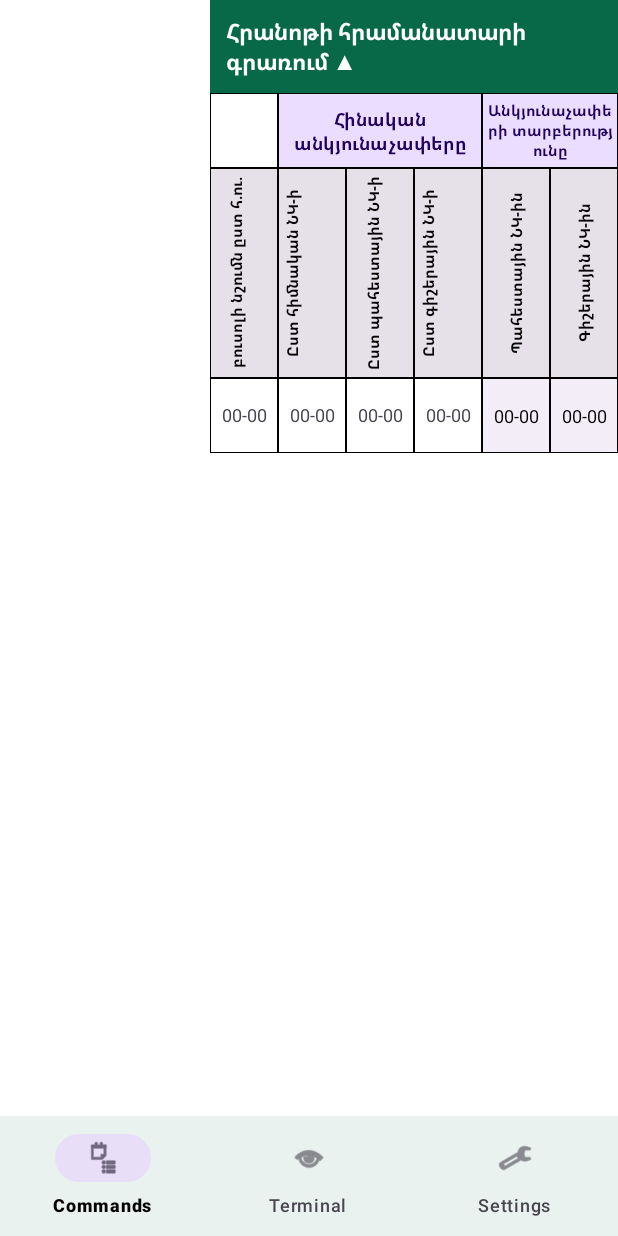
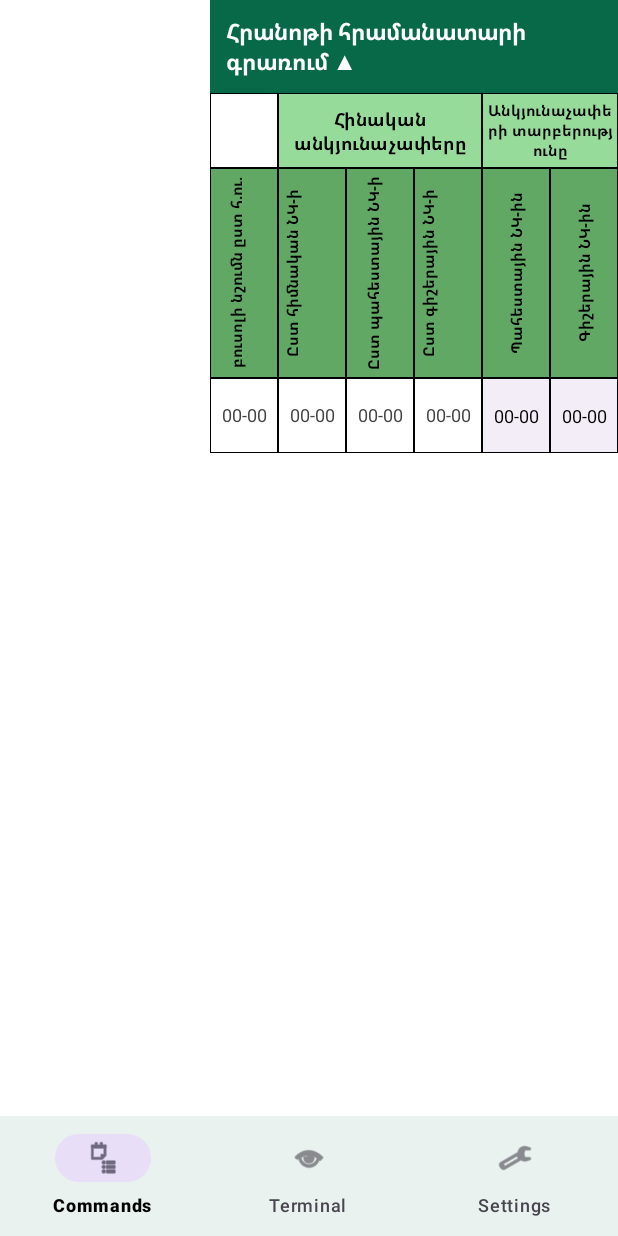
Before and after one commit to Hovo00/AndroidTCPapplication, an Android app: the screen it shows after launch (MainActivity), after a tap on "Հրանոթի հրամանատարի գրառում ▶", on a phone screen of 412 x 824 dp. Run offline under Robolectric (Android 15) with nearby library versions, the phone set to English and light mode, and no system bars.

Commit message:
add forgotten file

```diff
--- a/app/src/main/java/com/example/myapplication/CommandsFragment.kt
+++ b/app/src/main/java/com/example/myapplication/CommandsFragment.kt
@@ -187,6 +187,7 @@ class CommandsFragment : Fragment() {
         commonTableLayout.removeAllViews()
 
         val context = requireContext()
+        val isDarkMode = (resources.configuration.uiMode and android.content.res.Configuration.UI_MODE_NIGHT_MASK) == android.content.res.Configuration.UI_MODE_NIGHT_YES
         val numCols = 6
 
         val tableContainerWidth =
@@ -215,8 +216,13 @@ class CommandsFragment : Fragment() {
             text = "Հինական անկյունաչափերը"
             gravity = Gravity.CENTER
             setTypeface(null, Typeface.BOLD)
-            setBackgroundColor(getColorFromTheme(com.google.android.material.R.attr.colorPrimaryContainer))
-            setTextColor(getColorFromTheme(com.google.android.material.R.attr.colorOnPrimaryContainer))
+            if (isDarkMode) {
+                setBackgroundColor(Color.parseColor("#004d00")) // dark green
+                setTextColor(Color.WHITE)
+            } else {
+                setBackgroundColor(Color.parseColor("#97db9a")) // light green
+                setTextColor(Color.BLACK)
+            }
             textSize = 12f
         }
         val params234 = TableRow.LayoutParams(cellWidth * 3, row1Height)
@@ -227,8 +233,13 @@ class CommandsFragment : Fragment() {
             text = "Անկյունաչափերի տարբերությունը"
             gravity = Gravity.CENTER
             setTypeface(null, Typeface.BOLD)
-            setBackgroundColor(getColorFromTheme(com.google.android.material.R.attr.colorPrimaryContainer))
-            setTextColor(getColorFromTheme(com.google.android.material.R.attr.colorOnPrimaryContainer))
+            if (isDarkMode) {
+                setBackgroundColor(Color.parseColor("#004d00")) // dark green
+                setTextColor(Color.WHITE)
+            } else {
+                setBackgroundColor(Color.parseColor("#97db9a")) // light green
+                setTextColor(Color.BLACK)
+            }
             textSize = 10f
         }
         val params56 = TableRow.LayoutParams(cellWidth * 2, row1Height)
@@ -252,8 +263,13 @@ class CommandsFragment : Fragment() {
                 text = r2Texts[col]
                 gravity = Gravity.CENTER
                 setTypeface(null, Typeface.BOLD)
-                setBackgroundColor(getColorFromTheme(com.google.android.material.R.attr.colorSurfaceContainerHighest))
-                setTextColor(getColorFromTheme(com.google.android.material.R.attr.colorOnSurface))
+                if (isDarkMode) {
+                    setBackgroundColor(Color.parseColor("#01240f")) // dark green
+                    setTextColor(Color.WHITE)
+                } else {
+                    setBackgroundColor(Color.parseColor("#62a865")) // light green
+                    setTextColor(Color.BLACK)
+                }
                 textSize = 10f
             }
             val params = TableRow.LayoutParams(cellWidth, row2Height)
@@ -267,9 +283,15 @@ class CommandsFragment : Fragment() {
                 val editText = EditText(context).apply {
                     hint = "00-00"
                     gravity = Gravity.CENTER
-                    setBackgroundColor(getColorFromTheme(com.google.android.material.R.attr.colorSurface))
-                    setTextColor(getColorFromTheme(com.google.android.material.R.attr.colorOnSurface))
-                    setHintTextColor(getColorFromTheme(com.google.android.material.R.attr.colorOnSurfaceVariant))
+                    if (isDarkMode) {
+                        setBackgroundColor(Color.parseColor("#1e1e1e")) // dark gray
+                        setTextColor(Color.WHITE)
+                        setHintTextColor(Color.LTGRAY)
+                    } else {
+                        setBackgroundColor(Color.WHITE)
+                        setTextColor(Color.BLACK)
+                        setHintTextColor(Color.DKGRAY)
+                    }
                     textSize = 12f
                     inputType = android.text.InputType.TYPE_CLASS_NUMBER
                     filters = arrayOf(android.text.InputFilter.LengthFilter(5))
--- a/app/src/main/res/values/colors.xml
+++ b/app/src/main/res/values/colors.xml
@@ -4,6 +4,12 @@
     <color name="primary_green">#076947</color>
     <color name="black">#FF000000</color>
     <color name="white">#FFFFFFFF</color>
+
+    <!-- Custom Table Colors -->
+    <color name="dark_green">#013220</color>
+    <color name="light_green">#90EE90</color>
+    <color name="dark_gray">#A9A9A9</color>
+    <color name="light_gray">#D3D3D3</color>
 
     <!-- Side Panels -->
     <color name="side_panel_dark_background">#021c13</color>
```
